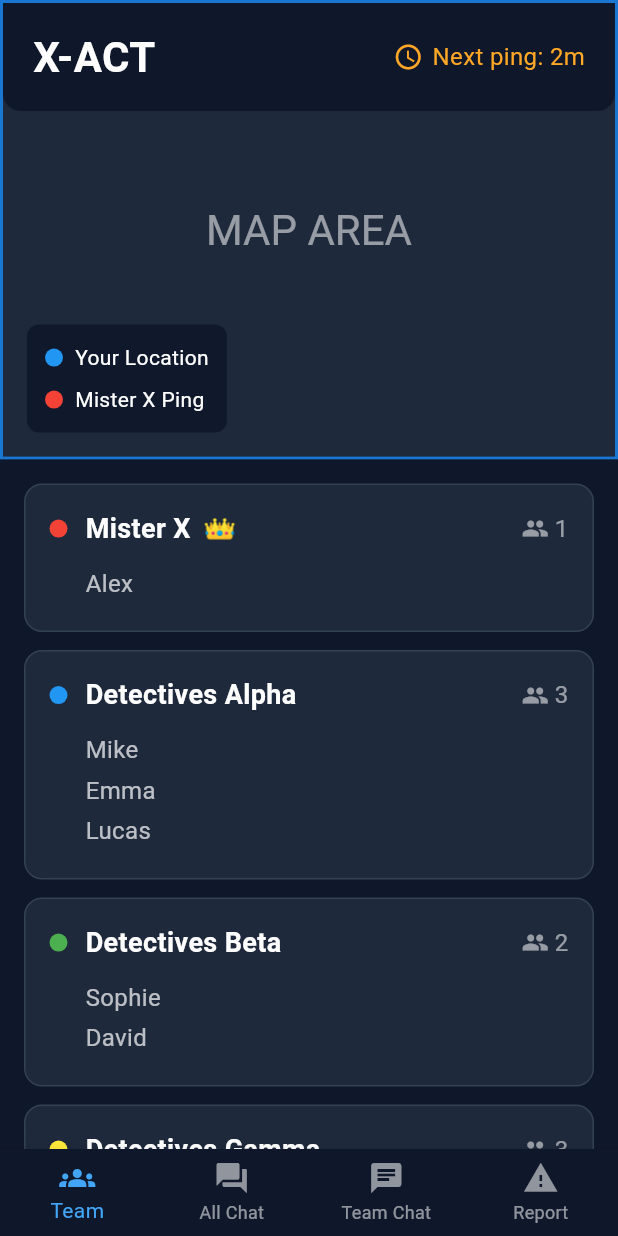
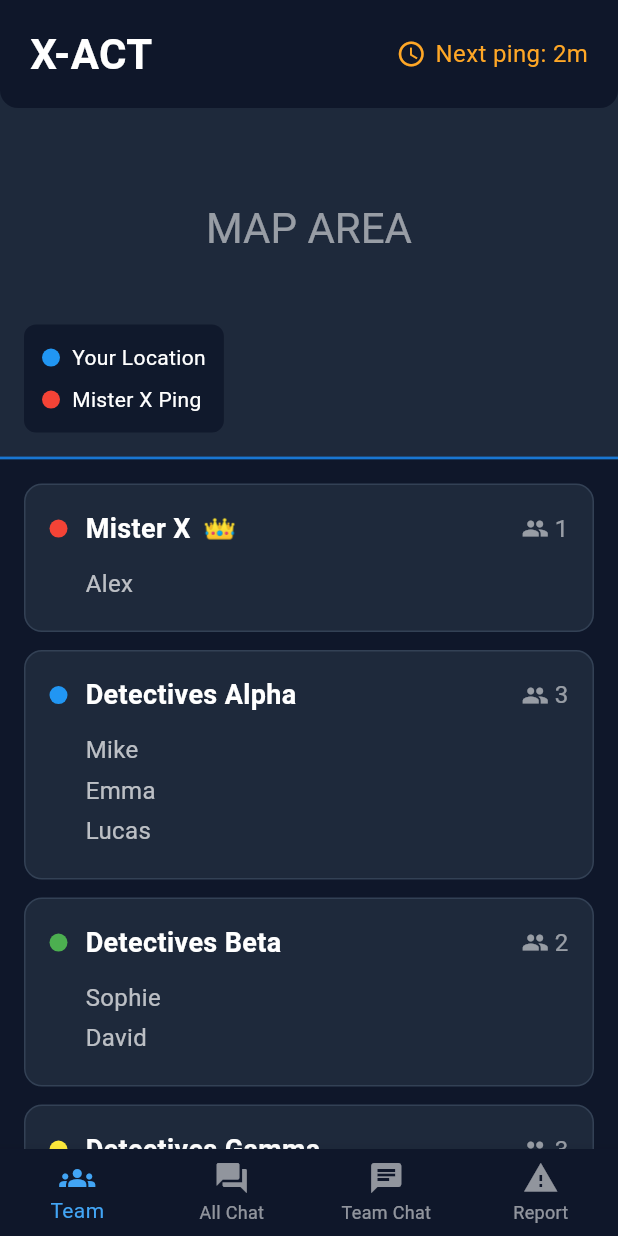
Before and after one commit to htlleonding-x-act/x-act, a Flutter app: the screen it shows after launch, on a phone screen of 412 x 824 dp. Run offline on Flutter 3.47's test engine with Material 3 defaults, Android fonts, the phone set to English and light mode, and no system bars.

Commit message:
feat(frontend/map-area): update border styling to use bottom border only

```diff
--- a/xact_frontend/lib/widgets/map_area.dart
+++ b/xact_frontend/lib/widgets/map_area.dart
@@ -10,7 +10,7 @@ class MapArea extends StatelessWidget {
     return Container(
       decoration: BoxDecoration(
         color: const Color(0xFF1E293B),
-        border: Border.all(color: Colors.blue.shade700, width: 2),
+        border: Border(bottom: BorderSide(color: Colors.blue.shade700, width: 2)),
       ),
       child: Stack(
         children: [
```
